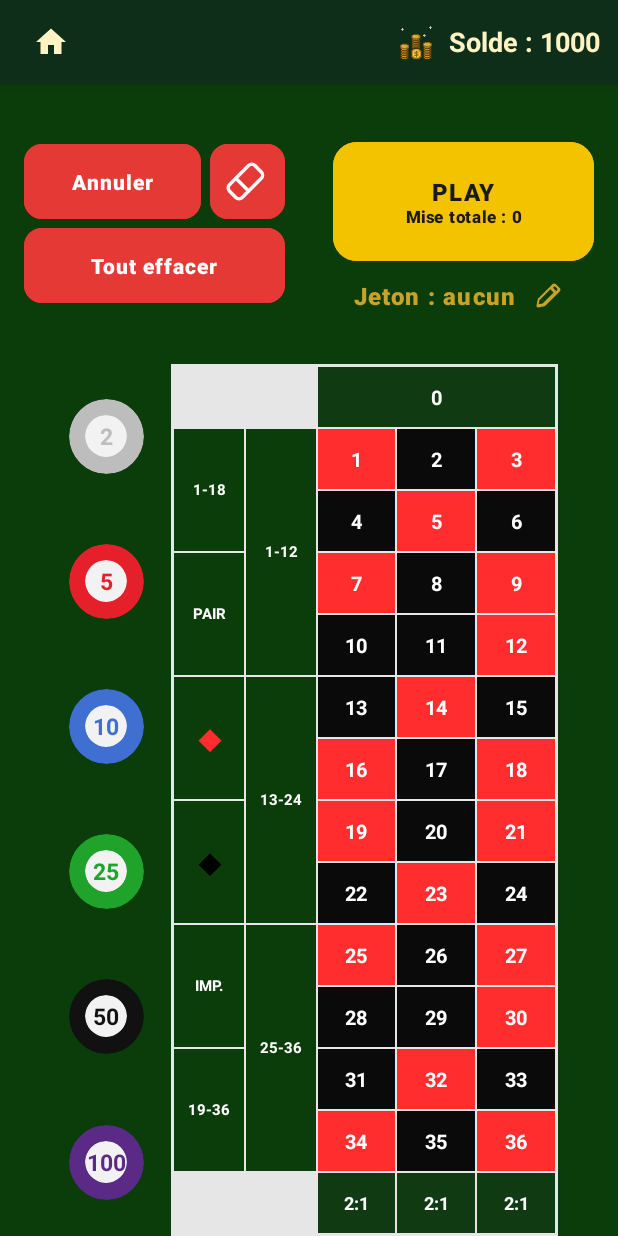
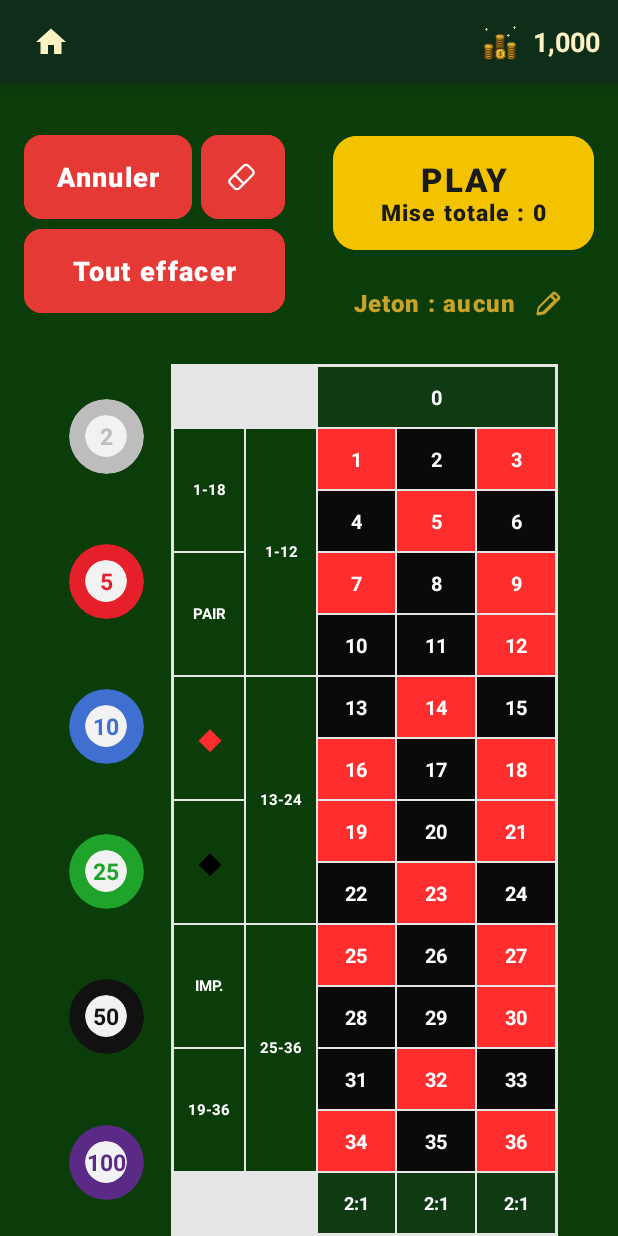
Before and after one commit to Nerbyfile/Gambling_Mania, an Android app: the Roulette_activity screen opened directly, with no data from a screen before it, on a phone screen of 412 x 824 dp. Run offline under Robolectric (Android 15) with nearby library versions, the phone set to English and light mode, and no system bars.

Commit message:
Modif de la manière de faire les boutons sur la roulette pour s'adapter à l'ecran, personnalisation de la pop up de modif jeton, correction de l'effacage a la gomme qui s'enlevait et mettait un jeton quand il n'y avait plus rien

```diff
--- a/app/src/main/java/com/example/my_application_sandbox/Roulette_activity.java
+++ b/app/src/main/java/com/example/my_application_sandbox/Roulette_activity.java
@@ -41,7 +41,9 @@ import com.example.my_application_sandbox.RouletteTouchHelper.Kind;
 import com.example.my_application_sandbox.RouletteTouchHelper.Zone;
 import com.example.my_application_sandbox.SalonRepository.TableState;
 import com.google.android.material.button.MaterialButton;
+import com.google.android.material.dialog.MaterialAlertDialogBuilder;
 
+import java.text.NumberFormat;
 import java.util.EnumMap;
 import java.util.List;
 import java.util.Map;
@@ -66,6 +68,7 @@ public class Roulette_activity extends AppCompatActivity {
 
     private Button btnGomme;
     private boolean gommeActive = false;
+    private boolean gommeGesture = false;
 
     // ---- Multijoueur (table d'un salon) ----
     private String salonId = null;                       // null = partie solo
@@ -78,6 +81,8 @@ public class Roulette_activity extends AppCompatActivity {
     private int settledRound = -1;                       // dernier tour réglé
     private int betsRound = -1;                          // tour où j'ai posé mes jetons
     private boolean bettingOpen = true;
+
+    private final NumberFormat format = NumberFormat.getIntegerInstance();
 
     @Override
     protected void onCreate(Bundle savedInstanceState) {
@@ -208,9 +213,11 @@ public class Roulette_activity extends AppCompatActivity {
 
         grid.setOnTouchListener((v, event) -> {
 
-            // Mode gomme : un appui (ou un glissé) sur une pile de jetons la supprime
-            if (gommeActive) {
-                int a = event.getActionMasked();
+            int a = event.getActionMasked();
+            if (a == MotionEvent.ACTION_DOWN) gommeGesture = gommeActive;   // on fige le mode
+
+            // Mode gomme pour supprimer pile de jeton
+            if (gommeGesture) {
                 if (a == MotionEvent.ACTION_DOWN || a == MotionEvent.ACTION_MOVE) {
                     Bet cible = chipOverlay.betAt(event.getX(), event.getY());
                     if (cible != null && (salonId == null || bettingOpen)) {
@@ -220,6 +227,9 @@ public class Roulette_activity extends AppCompatActivity {
                     }
                 } else if (a == MotionEvent.ACTION_UP) {
                     v.performClick();
+                }
+                if (a == MotionEvent.ACTION_UP || a == MotionEvent.ACTION_CANCEL) {
+                    gommeGesture = false;
                 }
                 return true;
             }
@@ -355,6 +365,9 @@ public class Roulette_activity extends AppCompatActivity {
         }
 
         EditText input = new EditText(this);
+        input.setTextColor(0xFFFFFFFF);
+        input.setHintTextColor(0x99FFFFFF);
+        input.setBackgroundTintList(ColorStateList.valueOf(0xFFC9A227));
         input.setInputType(InputType.TYPE_CLASS_NUMBER);
         input.setFilters(new InputFilter[]{ new InputFilter.LengthFilter(9) });   // limiter val max
         input.setImeOptions(EditorInfo.IME_ACTION_DONE);   // la touche v du clavier valide
@@ -372,7 +385,7 @@ public class Roulette_activity extends AppCompatActivity {
         lp.setMargins(m, m / 2, m, 0);
         box.addView(input, lp);
 
-        AlertDialog dialog = new AlertDialog.Builder(this)
+        AlertDialog dialog = new MaterialAlertDialogBuilder(this)
                 .setTitle("Valeur du jeton")
                 .setMessage("Entre le montant à miser à chaque pari.")
                 .setView(box)
@@ -388,7 +401,13 @@ public class Roulette_activity extends AppCompatActivity {
             InputMethodManager imm = (InputMethodManager) getSystemService(Context.INPUT_METHOD_SERVICE);
             if (imm != null) imm.showSoftInput(input, InputMethodManager.SHOW_IMPLICIT);
         });
+        dialog.getWindow().setDimAmount(0.75f);
         dialog.show();
+
+        //modif bouton ok du clavier
+        Button ok = dialog.getButton(AlertDialog.BUTTON_POSITIVE);
+        ok.setBackgroundTintList(ColorStateList.valueOf(0xFFC9A227));
+        ok.setTextColor(0xFF0A0A0A);
 
         // la touche v du clavier valide
         input.setOnEditorActionListener((tv, actionId, ev) -> {
@@ -444,7 +463,7 @@ public class Roulette_activity extends AppCompatActivity {
             styleGomme();
         }
 
-        txtBank.setText("Solde : " + player.getBank());
+        txtBank.setText(format.format(Player.current().getBank()));
 
         // Titre du bouton PLAY : "PLAY" en solo, phase et compte à rebours en multijoueur
         String titre = "PLAY";
--- a/app/src/main/res/layout/activity_roulette.xml
+++ b/app/src/main/res/layout/activity_roulette.xml
@@ -52,46 +52,61 @@
         android:layout_width="match_parent"
         android:layout_height="0dp"
         android:layout_weight="1"
-        android:gravity="center"
-        android:orientation="horizontal">
+        android:orientation="horizontal"
+        android:paddingVertical="6dp">
 
-
-        <LinearLayout
+        <!-- colonne gauche avec btns annuler, gomme, tt effacer -->
+        <androidx.constraintlayout.widget.ConstraintLayout
             android:layout_width="0dp"
             android:layout_height="match_parent"
             android:layout_weight="1"
-            android:gravity="center"
-            android:orientation="vertical"
             android:paddingHorizontal="16dp">
 
+            <!-- ligne invisible au milieu du layout pour placer les boutons -->
+            <androidx.constraintlayout.widget.Guideline
+                android:id="@+id/guide_mid"
+                android:layout_width="wrap_content"
+                android:layout_height="wrap_content"
+                android:orientation="horizontal"
+                app:layout_constraintGuide_percent="0.5" />
+
             <!-- Ligne du haut (Annuler + Gomme) -->
-            <LinearLayout
-                android:layout_width="match_parent"
-                android:layout_height="50dp"
-                android:orientation="horizontal">
-
             <Button
                 android:id="@+id/btn_undo"
                 android:layout_width="0dp"
-                    android:layout_height="match_parent"
+                android:layout_height="0dp"
                 android:layout_marginEnd="6dp"
-                    android:layout_weight="1"
+                android:layout_marginBottom="3dp"
                 android:backgroundTint="#E53935"
                 android:elevation="6dp"
                 android:fontFamily="sans-serif-black"
                 android:insetTop="0dp"
                 android:insetBottom="0dp"
                 android:letterSpacing="0.05"
+                android:maxLines="1"
                 android:minHeight="0dp"
                 android:onClick="undo_bet"
+                android:paddingHorizontal="6dp"
+                android:paddingVertical="0dp"
                 android:text="Annuler"
                 android:textColor="#FFFFFF"
-                    app:cornerRadius="12dp" />
+                app:autoSizeMaxTextSize="18sp"
+                app:autoSizeMinTextSize="8sp"
+                app:autoSizeStepGranularity="1sp"
+                app:autoSizeTextType="uniform"
+                app:cornerRadius="12dp"
+                app:layout_constraintBottom_toTopOf="@id/guide_mid"
+                app:layout_constraintEnd_toStartOf="@id/btn_gomme"
+                app:layout_constraintHeight_max="@dimen/btn_h_max"
+                app:layout_constraintStart_toStartOf="parent"
+                app:layout_constraintTop_toTopOf="parent"
+                app:layout_constraintVertical_bias="1" />
 
+            <!-- bouton gomme carré dc largeur = hauteur = hauteur btn annuler -->
             <Button
                 android:id="@+id/btn_gomme"
-                    android:layout_width="50dp"
-                    android:layout_height="match_parent"
+                android:layout_width="0dp"
+                android:layout_height="0dp"
                 android:backgroundTint="#E53935"
                 android:elevation="6dp"
                 android:insetTop="0dp"
@@ -103,60 +118,94 @@
                 app:icon="@drawable/ic_gomme"
                 app:iconGravity="textStart"
                 app:iconPadding="0dp"
-                    app:iconSize="34dp"
-                    app:iconTint="#FFFFFF" />
-            </LinearLayout>
+                app:iconSize="24dp"
+                app:iconTint="#FFFFFF"
+                app:layout_constraintBottom_toBottomOf="@id/btn_undo"
+                app:layout_constraintDimensionRatio="W,1:1"
+                app:layout_constraintEnd_toEndOf="parent"
+                app:layout_constraintTop_toTopOf="@id/btn_undo" />
 
             <!-- Bouton du bas -->
             <Button
                 android:id="@+id/btn_clear"
-                android:layout_width="match_parent"
-                android:layout_height="50dp"
-                android:layout_marginTop="6dp"
+                android:layout_width="0dp"
+                android:layout_height="0dp"
+                android:layout_marginTop="3dp"
                 android:backgroundTint="#E53935"
                 android:elevation="6dp"
                 android:fontFamily="sans-serif-black"
                 android:insetTop="0dp"
                 android:insetBottom="0dp"
                 android:letterSpacing="0.05"
+                android:maxLines="1"
                 android:minHeight="0dp"
                 android:onClick="clear_bets"
+                android:paddingHorizontal="6dp"
+                android:paddingVertical="0dp"
                 android:text="Tout effacer"
                 android:textColor="#FFFFFF"
-                app:cornerRadius="12dp" />
-        </LinearLayout>
+                app:autoSizeMaxTextSize="18sp"
+                app:autoSizeMinTextSize="8sp"
+                app:autoSizeStepGranularity="1sp"
+                app:autoSizeTextType="uniform"
+                app:cornerRadius="12dp"
+                app:layout_constraintBottom_toBottomOf="parent"
+                app:layout_constraintEnd_toEndOf="parent"
+                app:layout_constraintHeight_max="@dimen/btn_h_max"
+                app:layout_constraintStart_toStartOf="parent"
+                app:layout_constraintTop_toBottomOf="@id/guide_mid"
+                app:layout_constraintVertical_bias="0" />
+        </androidx.constraintlayout.widget.ConstraintLayout>
 
+        <!-- colonne de droite avec btn play et value jeton -->
         <androidx.constraintlayout.widget.ConstraintLayout
             android:layout_width="0dp"
             android:layout_height="match_parent"
             android:layout_weight="1"
             android:paddingHorizontal="16dp">
 
+            <!-- ligne invisible a 60% du layout pour bouton play qui prend plus de place que la valeur de jeotn-->
+            <androidx.constraintlayout.widget.Guideline
+                android:id="@+id/guide_play"
+                android:layout_width="wrap_content"
+                android:layout_height="wrap_content"
+                android:orientation="horizontal"
+                app:layout_constraintGuide_percent="0.6" />
+
             <Button
                 android:id="@+id/button_total_bet"
                 android:layout_width="0dp"
                 android:layout_height="0dp"
-                app:layout_constraintDimensionRatio="2:1"
-                app:layout_constraintTop_toTopOf="parent"
-                app:layout_constraintBottom_toTopOf="@+id/txt_chip"
-                app:layout_constraintStart_toStartOf="parent"
-                app:layout_constraintEnd_toEndOf="parent"
-                app:layout_constraintVertical_chainStyle="packed"
                 android:backgroundTint="#F3C300"
-                app:cornerRadius="16dp"
                 android:elevation="8dp"
+                android:fontFamily="sans-serif-black"
+                android:insetTop="0dp"
+                android:insetBottom="0dp"
+                android:letterSpacing="0.05"
+                android:maxLines="2"
+                android:minHeight="0dp"
                 android:onClick="start_roulette"
-                android:fontFamily="sans-serif-black"
-                android:letterSpacing="0.05"
+                android:paddingHorizontal="8dp"
+                android:paddingVertical="2dp"
                 android:text="PLAY"
                 android:textColor="#1A1A1A"
-                android:textSize="16sp"/>
+                app:autoSizeMaxTextSize="22sp"
+                app:autoSizeMinTextSize="8sp"
+                app:autoSizeStepGranularity="1sp"
+                app:autoSizeTextType="uniform"
+                app:cornerRadius="16dp"
+                app:layout_constraintBottom_toTopOf="@id/guide_play"
+                app:layout_constraintEnd_toEndOf="parent"
+                app:layout_constraintHeight_max="@dimen/play_h_max"
+                app:layout_constraintStart_toStartOf="parent"
+                app:layout_constraintTop_toTopOf="parent"
+                app:layout_constraintVertical_bias="1" />
 
+            <!-- valeur jeton + bouton pour valeur perso de jeton -->
             <TextView
                 android:id="@+id/txt_chip"
                 android:layout_width="wrap_content"
                 android:layout_height="wrap_content"
-                android:layout_marginTop="8dp"
                 android:fontFamily="sans-serif-black"
                 android:letterSpacing="0.05"
                 android:text="Jeton : aucun"
@@ -166,7 +215,7 @@
                 app:layout_constraintEnd_toStartOf="@+id/btn_edit_chip"
                 app:layout_constraintHorizontal_chainStyle="packed"
                 app:layout_constraintStart_toStartOf="parent"
-                app:layout_constraintTop_toBottomOf="@+id/button_total_bet" />
+                app:layout_constraintTop_toBottomOf="@id/guide_play" />
 
             <ImageButton
                 android:id="@+id/btn_edit_chip"
@@ -183,10 +232,10 @@
                 app:layout_constraintStart_toEndOf="@+id/txt_chip"
                 app:layout_constraintTop_toTopOf="@+id/txt_chip"
                 app:tint="#C9A227" />
+        </androidx.constraintlayout.widget.ConstraintLayout>
+    </LinearLayout>
 
-        </androidx.constraintlayout.widget.ConstraintLayout>
 
-    </LinearLayout>
     <!-- zone bot -->
 
     <LinearLayout
--- a/app/src/main/res/values-night/themes.xml
+++ b/app/src/main/res/values-night/themes.xml
@@ -3,5 +3,6 @@
     <style name="Base.Theme.My_Application_Sandbox" parent="Theme.Material3.DayNight.NoActionBar">
         <!-- Customize your dark theme here. -->
         <!-- <item name="colorPrimary">@color/my_dark_primary</item> -->
+        <item name="materialAlertDialogTheme">@style/Casino.Dialog</item>
     </style>
 </resources>
--- a/app/src/main/res/values/dimens.xml
+++ b/app/src/main/res/values/dimens.xml
@@ -2,4 +2,7 @@
 <resources>
     <!-- hauteur d'une ligne de la table : un seul endroit a regler -->
     <dimen name="cell_h">40dp</dimen>
+    <!-- hauteur max des boutons roulette -->
+    <dimen name="btn_h_max">56dp</dimen>
+    <dimen name="play_h_max">76dp</dimen>
 </resources>
--- a/app/src/main/res/values/themes.xml
+++ b/app/src/main/res/values/themes.xml
@@ -2,8 +2,23 @@
     <!-- Base application theme. -->
     <style name="Base.Theme.My_Application_Sandbox" parent="Theme.Material3.DayNight.NoActionBar">
         <!-- Customize your light theme here. -->
+        <item name="materialAlertDialogTheme">@style/Casino.Dialog</item>
         <!-- <item name="colorPrimary">@color/my_light_primary</item> -->
     </style>
 
     <style name="Theme.My_Application_Sandbox" parent="Base.Theme.My_Application_Sandbox" />
+
+    <!-- styles custom pour popup -->
+    <style name="Casino.Dialog" parent="ThemeOverlay.Material3.MaterialAlertDialog">
+        <item name="colorSurface">#0F2E1A</item>
+        <item name="colorOnSurface">#FFFFFF</item>
+        <item name="colorOnSurfaceVariant">#F5D78A</item>
+        <item name="colorPrimary">#C9A227</item>
+        <item name="materialAlertDialogTitleTextStyle">@style/Casino.DialogTitle</item>
+    </style>
+    <style name="Casino.DialogTitle" parent="MaterialAlertDialog.Material3.Title.Text">
+        <item name="android:textColor">#C9A227</item>
+        <item name="android:textStyle">bold</item>
+    </style>
+
 </resources>
```
Lines whose indentation alone changed are shown as unchanged.
